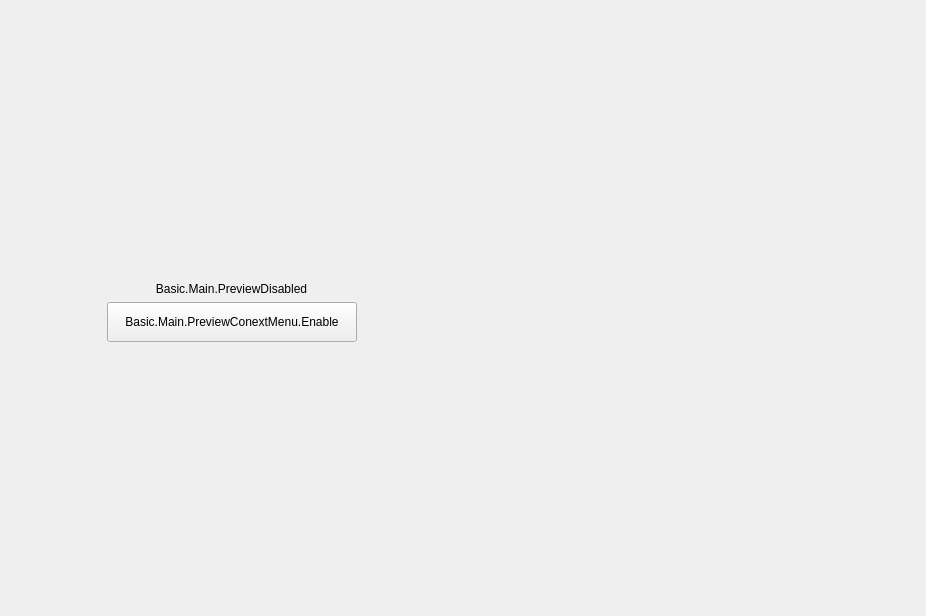
SOOPLIVE/soop-studio, file src/ui-forms/aneta-main-window.ui: the form before one commit.
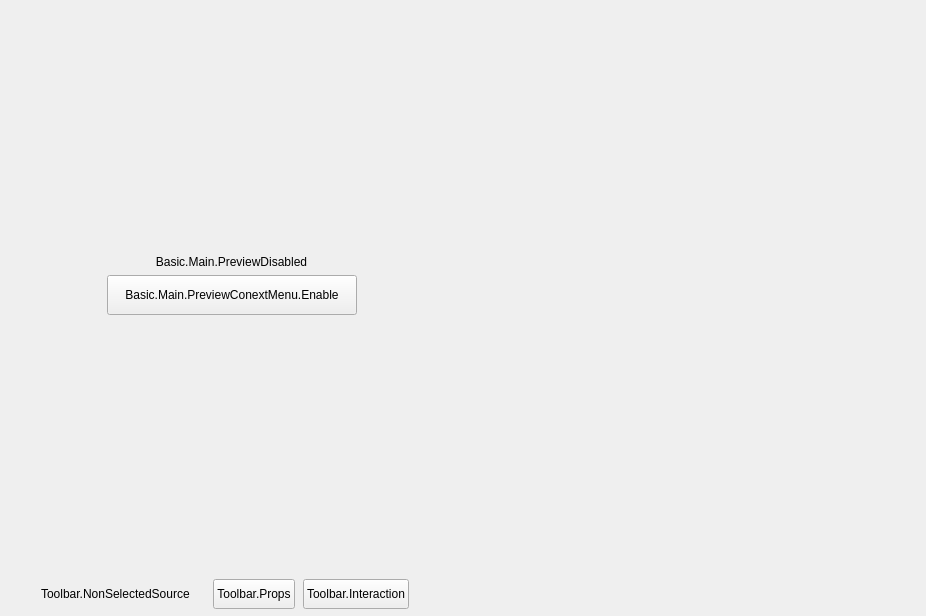
The form after the commit. Custom widgets are drawn as their Qt base class.

```diff
--- a/src/ui-forms/aneta-main-window.ui
+++ b/src/ui-forms/aneta-main-window.ui
@@ -28,10 +28,10 @@
   <property name="dockOptions">
    <set>QMainWindow::AnimatedDocks</set>
   </property>
-  <widget class="QWidget" name="centralwidget">
-   <layout class="QHBoxLayout" name="horizontalLayout" stretch="0,0">
+  <widget class="QWidget" name="mainWidget">
+   <layout class="QVBoxLayout" name="mainWidgetLayout" stretch="0,0">
     <property name="spacing">
-     <number>0</number>
+     <number>10</number>
     </property>
     <property name="leftMargin">
      <number>0</number>
@@ -46,7 +46,25 @@
      <number>0</number>
     </property>
     <item>
-     <widget class="QFrame" name="frame_notPreview">
+     <widget class="QFrame" name="centralwidget">
+      <layout class="QHBoxLayout" name="centralwidgetLayout" stretch="0,0">
+       <property name="spacing">
+        <number>0</number>
+       </property>
+       <property name="leftMargin">
+        <number>0</number>
+       </property>
+       <property name="topMargin">
+        <number>0</number>
+       </property>
+       <property name="rightMargin">
+        <number>0</number>
+       </property>
+       <property name="bottomMargin">
+        <number>0</number>
+       </property>
+       <item>
+        <widget class="QFrame" name="previewDisabledWidget">
       <property name="sizePolicy">
        <sizepolicy hsizetype="Expanding" vsizetype="Preferred">
         <horstretch>0</horstretch>
@@ -189,6 +207,245 @@
       <property name="styleSheet">
        <string notr="true"/>
       </property>
+        </widget>
+       </item>
+      </layout>
+     </widget>
+    </item>
+    <item>
+     <widget class="QFrame" name="contextContainer">
+      <property name="minimumSize">
+       <size>
+        <width>210</width>
+        <height>44</height>
+       </size>
+      </property>
+      <property name="maximumSize">
+       <size>
+        <width>16777215</width>
+        <height>44</height>
+       </size>
+      </property>
+      <property name="frameShape">
+       <enum>QFrame::NoFrame</enum>
+      </property>
+      <property name="frameShadow">
+       <enum>QFrame::Plain</enum>
+      </property>
+      <layout class="QHBoxLayout" name="horizontalLayout_3">
+       <property name="spacing">
+        <number>8</number>
+       </property>
+       <property name="topMargin">
+        <number>0</number>
+       </property>
+       <property name="bottomMargin">
+        <number>0</number>
+       </property>
+       <item>
+        <widget class="QFrame" name="contextSubContainer">
+         <property name="sizePolicy">
+          <sizepolicy hsizetype="Preferred" vsizetype="Preferred">
+           <horstretch>0</horstretch>
+           <verstretch>0</verstretch>
+          </sizepolicy>
+         </property>
+         <property name="minimumSize">
+          <size>
+           <width>0</width>
+           <height>0</height>
+          </size>
+         </property>
+         <property name="maximumSize">
+          <size>
+           <width>16777215</width>
+           <height>16777215</height>
+          </size>
+         </property>
+         <property name="frameShape">
+          <enum>QFrame::NoFrame</enum>
+         </property>
+         <property name="frameShadow">
+          <enum>QFrame::Plain</enum>
+         </property>
+         <layout class="QHBoxLayout" name="horizontalLayout">
+          <property name="spacing">
+           <number>8</number>
+          </property>
+          <property name="leftMargin">
+           <number>0</number>
+          </property>
+          <property name="topMargin">
+           <number>0</number>
+          </property>
+          <property name="rightMargin">
+           <number>0</number>
+          </property>
+          <property name="bottomMargin">
+           <number>0</number>
+          </property>
+          <item>
+           <layout class="QVBoxLayout" name="verticalLayout">
+            <property name="spacing">
+             <number>0</number>
+            </property>
+            <property name="topMargin">
+             <number>3</number>
+            </property>
+            <property name="rightMargin">
+             <number>0</number>
+            </property>
+            <item>
+             <widget class="QLabel" name="contextSourceIcon">
+              <property name="minimumSize">
+               <size>
+                <width>24</width>
+                <height>24</height>
+               </size>
+              </property>
+              <property name="maximumSize">
+               <size>
+                <width>24</width>
+                <height>24</height>
+               </size>
+              </property>
+              <property name="text">
+               <string/>
+              </property>
+              <property name="alignment">
+               <set>Qt::AlignCenter</set>
+              </property>
+             </widget>
+            </item>
+           </layout>
+          </item>
+          <item>
+           <widget class="QLabel" name="contextSourceLabel">
+            <property name="sizePolicy">
+             <sizepolicy hsizetype="Fixed" vsizetype="Preferred">
+              <horstretch>0</horstretch>
+              <verstretch>0</verstretch>
+             </sizepolicy>
+            </property>
+            <property name="minimumSize">
+             <size>
+              <width>164</width>
+              <height>30</height>
+             </size>
+            </property>
+            <property name="maximumSize">
+             <size>
+              <width>164</width>
+              <height>30</height>
+             </size>
+            </property>
+            <property name="frameShape">
+             <enum>QFrame::NoFrame</enum>
+            </property>
+            <property name="text">
+             <string>Toolbar.NonSelectedSource</string>
+            </property>
+           </widget>
+          </item>
+          <item>
+           <widget class="QPushButton" name="sourcePropertiesButton">
+            <property name="minimumSize">
+             <size>
+              <width>0</width>
+              <height>30</height>
+             </size>
+            </property>
+            <property name="maximumSize">
+             <size>
+              <width>16777215</width>
+              <height>30</height>
+             </size>
+            </property>
+            <property name="text">
+             <string>Toolbar.Props</string>
+            </property>
+            <property name="iconSize">
+             <size>
+              <width>16</width>
+              <height>17</height>
+             </size>
+            </property>
+           </widget>
+          </item>
+          <item>
+           <widget class="QPushButton" name="sourceInteractButton">
+            <property name="minimumSize">
+             <size>
+              <width>0</width>
+              <height>30</height>
+             </size>
+            </property>
+            <property name="maximumSize">
+             <size>
+              <width>16777215</width>
+              <height>30</height>
+             </size>
+            </property>
+            <property name="text">
+             <string>Toolbar.Interaction</string>
+            </property>
+            <property name="iconSize">
+             <size>
+              <width>16</width>
+              <height>17</height>
+             </size>
+            </property>
+           </widget>
+          </item>
+         </layout>
+        </widget>
+       </item>
+       <item>
+        <widget class="QFrame" name="emptyContainer">
+         <property name="sizePolicy">
+          <sizepolicy hsizetype="Expanding" vsizetype="Preferred">
+           <horstretch>0</horstretch>
+           <verstretch>0</verstretch>
+          </sizepolicy>
+         </property>
+         <property name="minimumSize">
+          <size>
+           <width>0</width>
+           <height>44</height>
+          </size>
+         </property>
+         <property name="maximumSize">
+          <size>
+           <width>16777215</width>
+           <height>44</height>
+          </size>
+         </property>
+         <property name="frameShape">
+          <enum>QFrame::NoFrame</enum>
+         </property>
+         <property name="frameShadow">
+          <enum>QFrame::Plain</enum>
+         </property>
+         <layout class="QHBoxLayout" name="horizontalLayout_4">
+          <property name="spacing">
+           <number>0</number>
+          </property>
+          <property name="leftMargin">
+           <number>0</number>
+          </property>
+          <property name="topMargin">
+           <number>0</number>
+          </property>
+          <property name="rightMargin">
+           <number>0</number>
+          </property>
+          <property name="bottomMargin">
+           <number>0</number>
+          </property>
+         </layout>
+        </widget>
+       </item>
+      </layout>
      </widget>
     </item>
    </layout>
```
Left out of the diff: 8 changed lines with no effect on the pictures. Lines whose indentation alone changed are shown as unchanged.
